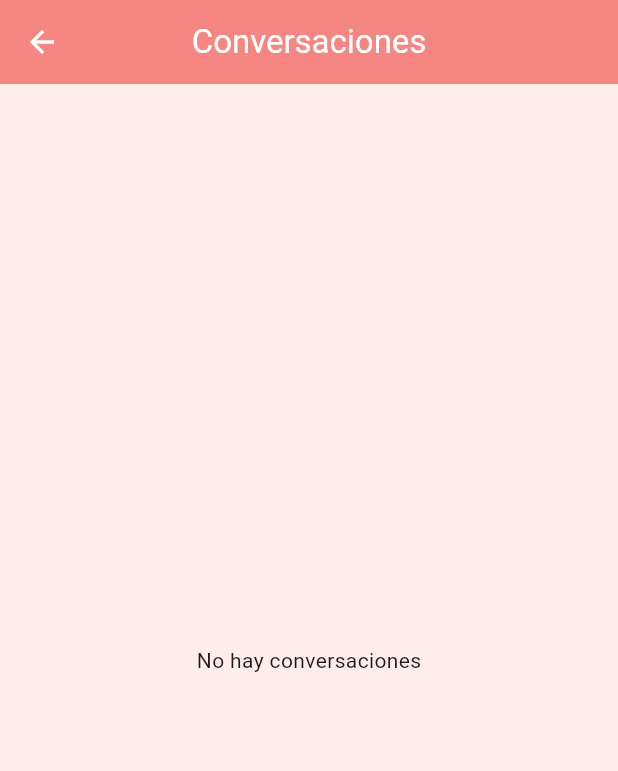
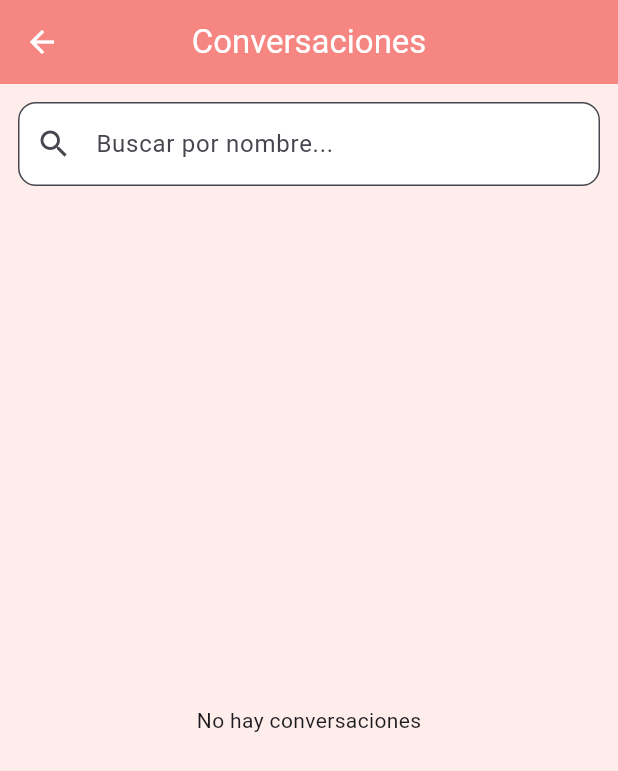
Before and after one commit to MihaiGasca/ProyectoTFG, a Flutter app: the PantallaConversaciones screen opened directly, on a phone screen of 412 x 824 dp. Shown: the top 771 px of the screen. Run offline on Flutter 3.47's test engine with Material 3 defaults, Android fonts, the phone set to English and light mode, and no system bars; our stand-ins replace image_picker, supabase_flutter, table_calendar; accounts and stored records are empty; network calls fail; statements that could not run were skipped.

```diff
--- a/lib/screens/chat/pantalla_conversaciones.dart
+++ b/lib/screens/chat/pantalla_conversaciones.dart
@@ -19,7 +19,10 @@ class _PantallaConversacionesState extends State<PantallaConversaciones> {
   bool _loadingChats = true;
 
   List<Map<String, dynamic>> conversaciones = [];
+  List<Map<String, dynamic>> conversacionesFiltradas = []; // 🔍 lista filtrada
   late String myId;
+
+  String query = ""; // 🔍 texto de búsqueda
 
   StreamSubscription<List<Map<String, dynamic>>>? subMensajes;
 
@@ -78,7 +81,26 @@ class _PantallaConversacionesState extends State<PantallaConversaciones> {
       return db.compareTo(da);
     });
 
+    conversacionesFiltradas = List.from(conversaciones); // 🔍 copiar lista inicial
+
     setState(() => _loadingChats = false);
+  }
+
+  // 🔍 FILTRO POR NOMBRE
+  void _buscar(String t) {
+    query = t.toLowerCase();
+
+    conversacionesFiltradas = conversaciones.where((c) {
+      final other =
+          c['usuario1_id'] == myId ? c['usuario2'] : c['usuario1'];
+
+      final fullName =
+          "${other['nombre']} ${other['apellidos']}".toLowerCase();
+
+      return fullName.contains(query);
+    }).toList();
+
+    setState(() {});
   }
 
   int _noLeidos(Map c) {
@@ -103,13 +125,34 @@ class _PantallaConversacionesState extends State<PantallaConversaciones> {
         title: const Text('Conversaciones'),
         backgroundColor: const Color(0xFFFF8A80),
       ),
-      body: conversaciones.isEmpty
+
+      body: Column(
+        children: [
+          // 🔍 BARRA DE BÚSQUEDA
+          Padding(
+            padding: const EdgeInsets.all(12),
+            child: TextField(
+              onChanged: _buscar,
+              decoration: InputDecoration(
+                hintText: "Buscar por nombre...",
+                prefixIcon: const Icon(Icons.search),
+                filled: true,
+                fillColor: Colors.white,
+                border: OutlineInputBorder(
+                  borderRadius: BorderRadius.circular(12),
+                ),
+              ),
+            ),
+          ),
+
+          Expanded(
+            child: conversacionesFiltradas.isEmpty
                 ? const Center(child: Text("No hay conversaciones"))
                 : ListView.builder(
                     padding: const EdgeInsets.all(12),
-              itemCount: conversaciones.length,
+                    itemCount: conversacionesFiltradas.length,
                     itemBuilder: (_, i) {
-                final c = conversaciones[i];
+                      final c = conversacionesFiltradas[i];
 
                       final other = c['usuario1_id'] == myId
                           ? c['usuario2']
@@ -202,13 +245,16 @@ class _PantallaConversacionesState extends State<PantallaConversaciones> {
                                       fontSize: 12,
                                     ),
                                   ),
-                          )
+                                ),
                             ],
                           ),
                         ),
                       );
                     },
                   ),
+          ),
+        ],
+      ),
     );
   }
 }
```
Also changed, not shown: lib/screens/chat/pantalla_chat_individual.dart (+17 -20 lines). Lines whose indentation alone changed are shown as unchanged.
